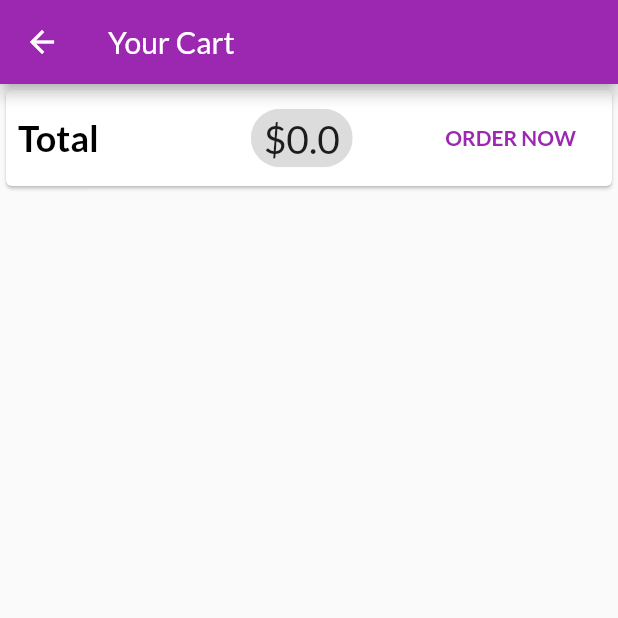
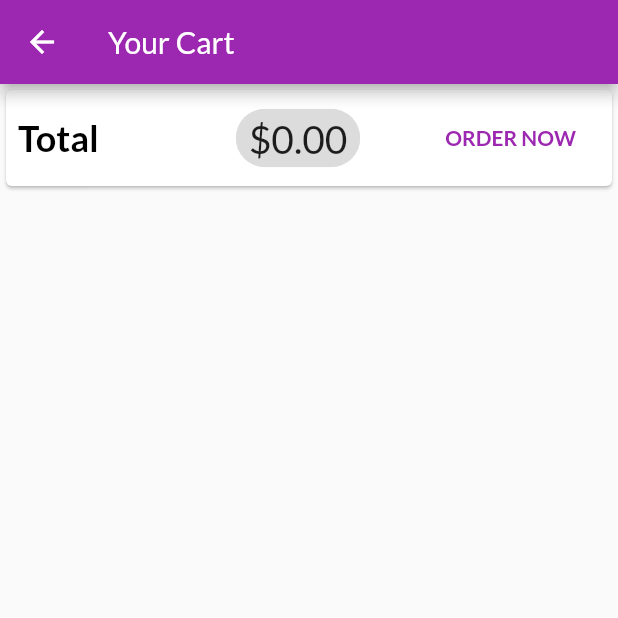
Before and after one commit to dimeprog/DushShop, a Flutter app: the CartScreen screen opened by its route, after a tap on "ORDER NOW", on a phone screen of 412 x 824 dp, the top half of it. Run offline on Flutter 3.47's test engine with Material 2 defaults, Android fonts, the phone set to English and light mode, and no system bars; network calls fail.

Commit message:
added orderscreen  and logic, added app drawer, added function to order button

```diff
--- a/dushshop/lib/provider/cart.dart
+++ b/dushshop/lib/provider/cart.dart
@@ -57,4 +57,16 @@ class Cart with ChangeNotifier {
       notifyListeners();
     }
   }
+
+  void removeItem(String productId) {
+    if (_items != null) {
+      _items.remove(productId);
+      notifyListeners();
+    }
+  }
+
+  void clear() {
+    _items = {};
+    notifyListeners();
+  }
 }
--- /dev/null
+++ b/dushshop/lib/provider/orders.dart
@@ -0,0 +1,43 @@
+import 'package:dushshop/provider/cart.dart';
+import 'package:flutter/material.dart';
+
+class OrderItem {
+  final List<CartItem> products;
+  final double amount;
+  final DateTime dateTime;
+  final String id;
+
+  OrderItem({
+    required this.amount,
+    required this.dateTime,
+    required this.products,
+    required this.id,
+  });
+}
+
+class Orders with ChangeNotifier {
+  List<OrderItem> _order = [];
+//  getters
+  List<OrderItem> get order {
+    return [..._order];
+  }
+
+  // functions
+  void addOrder(List<CartItem> orderedProducts, double total) {
+    _order.insert(
+      0,
+      OrderItem(
+        amount: total,
+        dateTime: DateTime.now(),
+        products: orderedProducts,
+        id: DateTime.now().toString(),
+      ),
+    );
+    notifyListeners();
+  }
+
+  void clear() {
+    _order = [];
+    notifyListeners();
+  }
+}
--- a/dushshop/lib/screens/cart_screen.dart
+++ b/dushshop/lib/screens/cart_screen.dart
@@ -1,3 +1,4 @@
+import 'package:dushshop/provider/orders.dart';
 import 'package:flutter/material.dart';
 import 'package:provider/provider.dart';
 import '../provider/cart.dart';
@@ -5,10 +6,12 @@ import '../widget/cart_item_widget.dart';
 
 class CartScreen extends StatelessWidget {
   static const routeName = '/cart_screen';
+
   @override
   Widget build(BuildContext context) {
     final cart = Provider.of<Cart>(context);
-    final cartItem = cart.items.values.toList();
+    final cartItemValues = cart.items.values.toList();
+    final cartItemkey = cart.items.keys.toList();
     return Scaffold(
       appBar: AppBar(
         title: Text('Your Cart'),
@@ -32,7 +35,7 @@ class CartScreen extends StatelessWidget {
                     width: 10,
                   ),
                   Chip(
-                    label: Text('\$${cart.totalAmount}'),
+                    label: Text('\$${cart.totalAmount.toStringAsFixed(2)}'),
                   ),
                   FlatButton(
                     child: Text(
@@ -42,7 +45,12 @@ class CartScreen extends StatelessWidget {
                         fontWeight: FontWeight.bold,
                       ),
                     ),
-                    onPressed: () {},
+                    onPressed: () {
+                      Provider.of<Orders>(context, listen: false)
+                          .addOrder(cartItemValues, cart.totalAmount);
+                      cart.clear();
+                      // Navigator.of(context).pushNamed(OrdersScreen.routeName);
+                    },
                   ),
                 ]),
           ),
@@ -53,10 +61,11 @@ class CartScreen extends StatelessWidget {
         Expanded(
           child: ListView.builder(
             itemBuilder: (ctx, i) => CartItemWidget(
-              id: cartItem[i].id,
-              price: cartItem[i].price,
-              quantity: cartItem[i].quantity,
-              title: cartItem[i].title,
+              productId: cart.items.keys.toList()[i],
+              id: cartItemValues[i].id,
+              price: cartItemValues[i].price,
+              quantity: cartItemValues[i].quantity,
+              title: cartItemValues[i].title,
             ),
             itemCount: cart.itemCount,
           ),
--- /dev/null
+++ b/dushshop/lib/screens/orders_screen.dart
@@ -0,0 +1,28 @@
+import 'package:flutter/material.dart';
+import '../provider/orders.dart';
+import 'package:provider/provider.dart';
+import '../widget/order_item_widget.dart';
+
+class OrdersScreen extends StatelessWidget {
+  static const routeName = '/order_screen';
+  @override
+  Widget build(BuildContext context) {
+    final orderData = Provider.of<Orders>(context).order;
+    return Scaffold(
+      appBar: AppBar(
+        title: Text('Your Order'),
+      ),
+      body: SingleChildScrollView(
+        child: Expanded(
+          child: SizedBox(
+            height: 300,
+            child: ListView.builder(
+              itemBuilder: (ctx, i) => OrderItemWidget(orderData[i]),
+              itemCount: orderData.length,
+            ),
+          ),
+        ),
+      ),
+    );
+  }
+}
--- a/dushshop/lib/screens/product_overview_screen.dart
+++ b/dushshop/lib/screens/product_overview_screen.dart
@@ -1,3 +1,5 @@
+import '../widget/app_drawer.dart';
+
 import '../provider/cart.dart';
 import '../provider/product_provider.dart';
 import '../screens/cart_screen.dart';
@@ -11,6 +13,7 @@ import 'package:provider/provider.dart';
 enum FilterOption { Favorites, All }
 
 class ProductOverviewScreen extends StatefulWidget {
+  static const routeName = '/';
   @override
   State<ProductOverviewScreen> createState() => _ProductOverviewScreenState();
 }
@@ -76,6 +79,7 @@ class _ProductOverviewScreenState extends State<ProductOverviewScreen> {
           ),
         ],
       ),
+      drawer: const AppDrawer(),
       body: ProductGrid(_showFavoriteOnly),
     );
   }
--- /dev/null
+++ b/dushshop/lib/widget/order_item_widget.dart
@@ -0,0 +1,28 @@
+import 'package:dushshop/provider/orders.dart';
+import 'package:flutter/material.dart';
+import 'package:intl/intl.dart';
+
+class OrderItemWidget extends StatelessWidget {
+  final OrderItem order;
+  OrderItemWidget(this.order);
+  @override
+  Widget build(BuildContext context) {
+    return Card(
+      margin: const EdgeInsets.all(10),
+      child: ListTile(
+        title: Text(
+          '\$${order.amount.toStringAsFixed(2)}',
+          style: const TextStyle(fontWeight: FontWeight.bold),
+        ),
+        subtitle: Text(
+          DateFormat('dd MM yyyy hh:mm').format(order.dateTime),
+          style: const TextStyle(fontWeight: FontWeight.bold),
+        ),
+        trailing: IconButton(
+          icon: Icon(Icons.expand_more),
+          onPressed: () {},
+        ),
+      ),
+    );
+  }
+}
```
Also changed, not shown: dushshop/lib/main.dart (+10 -3 lines), dushshop/lib/screens/product_detail_screen.dart (+48 -0 lines), dushshop/lib/widget/app_drawer.dart (added, +40 -0 lines), dushshop/lib/widget/cart_item_widget.dart (+24 -2 lines), dushshop/pubspec.yaml (+1 -6 lines), dushshop/pubspec.lock.
